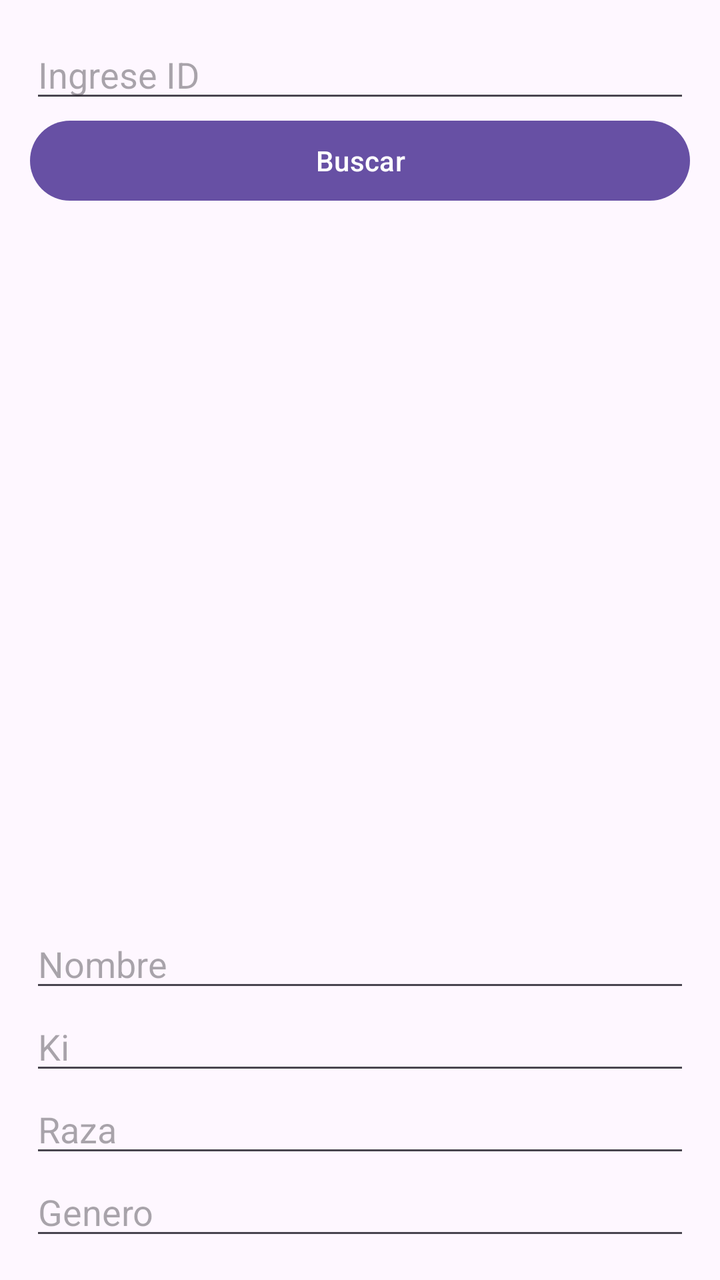
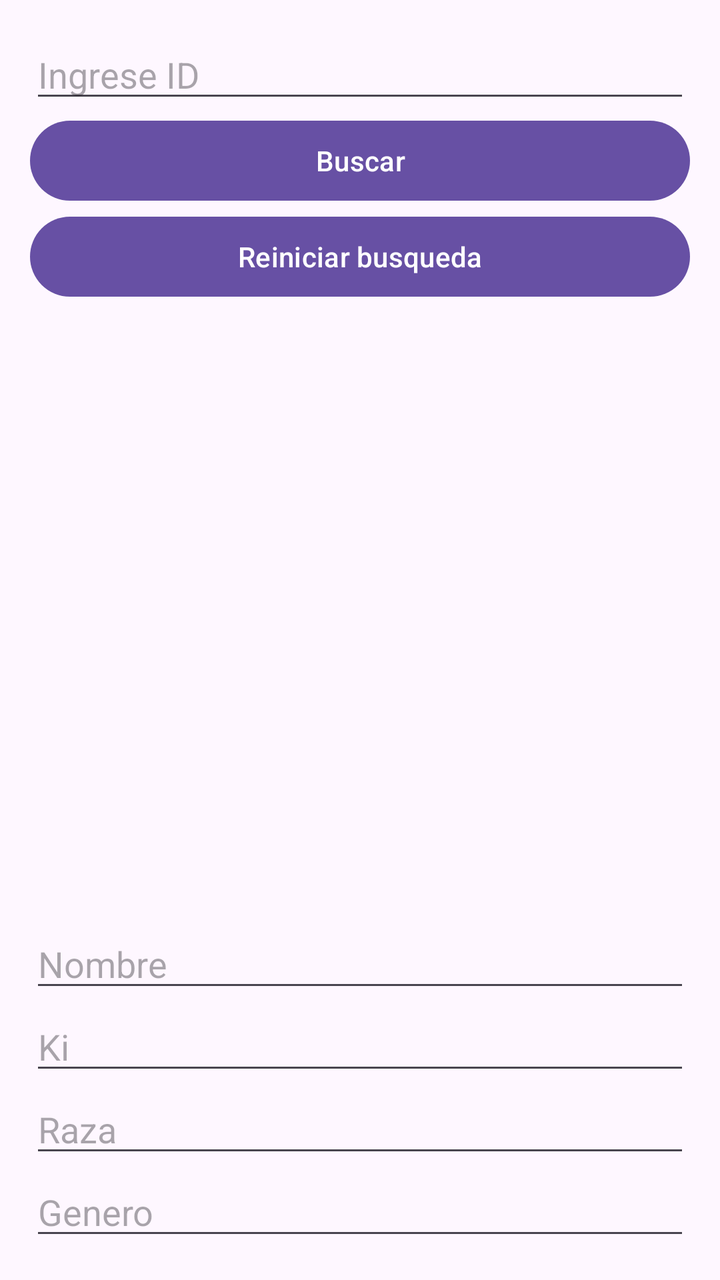

An Android layout rendered at two revisions. The XML below is the earlier revision; the diff shows what the commit changed to produce the second picture.
<!-- AndroidManifest.xml: application theme Theme.AppListas -->
<!-- res/layout/activity_buscador_personaje.xml -->
<?xml version="1.0" encoding="utf-8"?>
<LinearLayout xmlns:app="http://schemas.android.com/apk/res-auto"
    xmlns:tools="http://schemas.android.com/tools"
    xmlns:android="http://schemas.android.com/apk/res/android"
    android:id="@+id/main"

    android:orientation="vertical"
    android:padding="15dp"
    android:layout_marginVertical="20dp"

    android:layout_width="match_parent"
    android:layout_height="wrap_content"
    tools:context=".BuscadorPersonaje">

    <EditText
        android:id="@+id/edtIdPersonaje"
        android:hint="Ingrese ID"
        android:inputType="number"
        android:layout_width="match_parent"
        android:layout_height="wrap_content" />

    <Button
        android:id="@+id/btnBuscarPersonaje"
        android:text="Buscar"
        android:layout_width="match_parent"
        android:layout_height="wrap_content" />

    <LinearLayout
        android:orientation="vertical"
        android:gravity="bottom"
        android:layout_width="match_parent"
        android:layout_height="match_parent">

        <EditText
            android:id="@+id/edtNombre"
            android:hint="Nombre"
            android:layout_width="match_parent"
            android:layout_height="wrap_content" />

        <EditText
            android:id="@+id/edtKi"
            android:hint="Ki"
            android:layout_width="match_parent"
            android:layout_height="wrap_content" />

        <EditText
            android:id="@+id/edtRaza"
            android:hint="Raza"
            android:layout_width="match_parent"
            android:layout_height="wrap_content" />

        <EditText
            android:id="@+id/edtGenero"
            android:hint="Genero"
            android:layout_width="match_parent"
            android:layout_height="wrap_content" />

    </LinearLayout>



</LinearLayout>
<!-- resources referenced by this layout -->
<resources>
  <style name="Theme.AppListas" parent="Base.Theme.AppListas" />
  <style name="Base.Theme.AppListas" parent="Theme.Material3.DayNight.NoActionBar">
          
          
      </style>
</resources>

<!-- the commit's change to res/layout/activity_buscador_personaje.xml (unified diff, before → after) -->
@@ -22,6 +22,12 @@
     <Button
         android:id="@+id/btnBuscarPersonaje"
         android:text="Buscar"
+        android:layout_width="match_parent"
+        android:layout_height="wrap_content" />
+
+    <Button
+        android:id="@+id/btnReiniciar"
+        android:text="Reiniciar busqueda"
         android:layout_width="match_parent"
         android:layout_height="wrap_content" />
 
